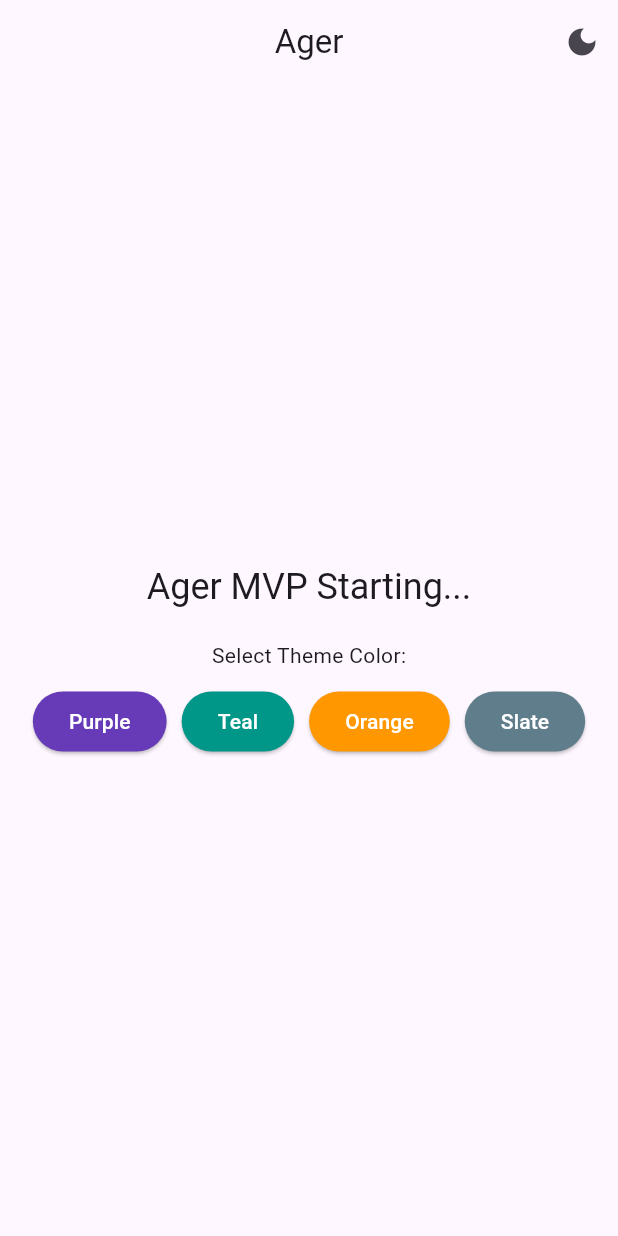
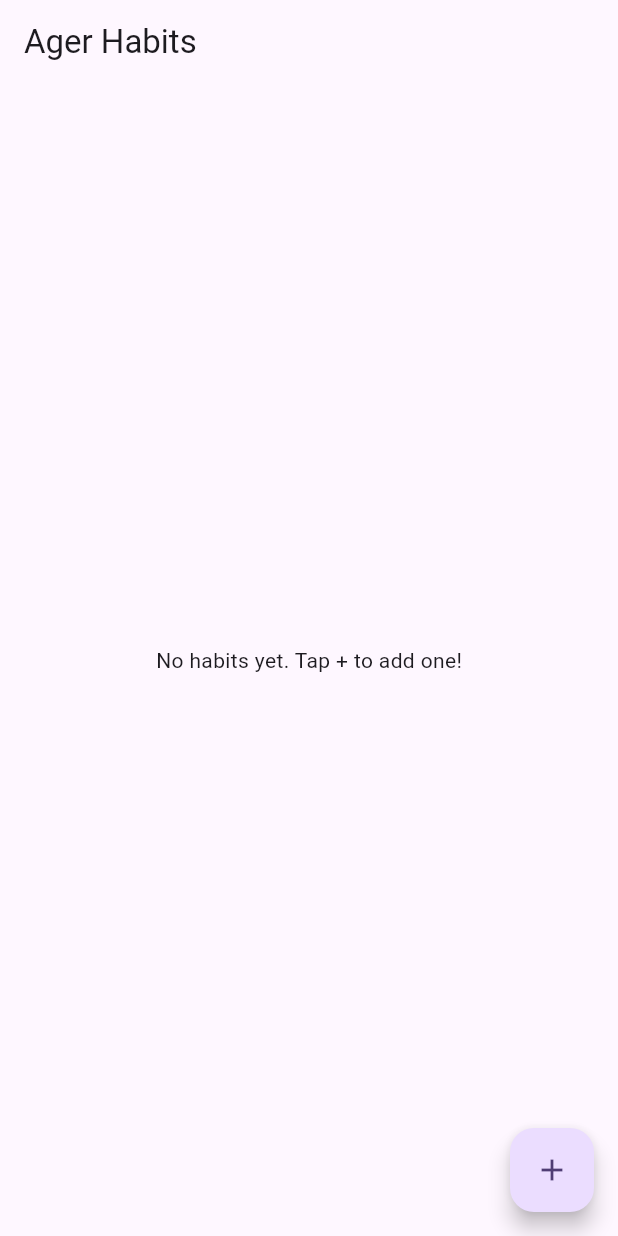
Before and after one commit to ayushprajapati207/Ager, a Flutter app: the screen it shows after launch, on a phone screen of 412 x 824 dp. Run offline on Flutter 3.47's test engine with Material 3 defaults, Android fonts, the phone set to English and light mode, and no system bars; our stand-ins replace shared_preferences.

Commit message:
implement habit tracker UI and connect data layer

```diff
--- /dev/null
+++ b/lib/data/habit_database.dart
@@ -0,0 +1,36 @@
+import 'dart:convert';
+import 'package:shared_preferences/shared_preferences.dart';
+import '../models/habit.dart';
+
+class HabitDatabase {
+  // This is the secret key we use to find our data on the phone
+  static const String _storageKey = 'ager_user_habits';
+
+  // 1. SAVE: Converts our List of Habits into a text string and saves it
+  Future<void> saveHabits(List<Habit> habits) async {
+    final prefs = await SharedPreferences.getInstance();
+
+    // Map each habit to JSON, then convert the whole list to a JSON string
+    final String habitsJson = jsonEncode(
+      habits.map((habit) => habit.toJson()).toList(),
+    );
+
+    // Save it to the phone!
+    await prefs.setString(_storageKey, habitsJson);
+  }
+
+  // 2. LOAD: Reads the text string from the phone and turns it back into Habits
+  Future<List<Habit>> loadHabits() async {
+    final prefs = await SharedPreferences.getInstance();
+    final String? savedData = prefs.getString(_storageKey);
+
+    // If it's the user's first time opening the app, return an empty list
+    if (savedData == null) {
+      return [];
+    }
+
+    // Otherwise, decode the text back into a list of Habit objects
+    final List<dynamic> decodedData = jsonDecode(savedData);
+    return decodedData.map((jsonMap) => Habit.fromJson(jsonMap)).toList();
+  }
+}
--- /dev/null
+++ b/lib/logic/habit_manager.dart
@@ -0,0 +1,53 @@
+import 'package:flutter/material.dart';
+import 'package:uuid/uuid.dart';
+import '../models/habit.dart';
+import '../data/habit_database.dart';
+
+class HabitManager extends ChangeNotifier {
+  final HabitDatabase _database = HabitDatabase();
+  List<Habit> _habits = [];
+
+  // This lets our UI read the habits, but not accidentally overwrite them
+  List<Habit> get habits => _habits;
+
+  // 1. LOAD: Fetch habits when the app opens and tell the UI to paint them
+  Future<void> loadHabits() async {
+    _habits = await _database.loadHabits();
+    notifyListeners(); // This magic command tells the screen to refresh!
+  }
+
+  // 2. ADD: Create a new habit, save it to the database, and refresh UI
+  Future<void> addHabit(String title) async {
+    final newHabit = Habit(
+      id: const Uuid().v4(), // Generates a unique, random ID
+      title: title,
+    );
+    _habits.add(newHabit);
+    await _database.saveHabits(_habits);
+    notifyListeners();
+  }
+
+  // 3. TOGGLE: Check or uncheck a habit for a specific day
+  Future<void> toggleHabitCompletion(String habitId, DateTime date) async {
+    // Find the exact habit the user tapped
+    final habitIndex = _habits.indexWhere((h) => h.id == habitId);
+    if (habitIndex != -1) {
+      final habit = _habits[habitIndex];
+
+      // Format the date to match our YYYY-MM-DD standard
+      final dateString =
+          "${date.year}-${date.month.toString().padLeft(2, '0')}-${date.day.toString().padLeft(2, '0')}";
+
+      // If it's already checked, uncheck it. Otherwise, check it.
+      if (habit.completedDays.contains(dateString)) {
+        habit.completedDays.remove(dateString);
+      } else {
+        habit.completedDays.add(dateString);
+      }
+
+      // Save the change and refresh the screen
+      await _database.saveHabits(_habits);
+      notifyListeners();
+    }
+  }
+}
--- a/lib/main.dart
+++ b/lib/main.dart
@@ -1,4 +1,5 @@
 import 'package:flutter/material.dart';
+import 'screens/home_screen.dart';
 
 void main() {
   runApp(const AgerApp());
@@ -43,7 +44,7 @@ class AgerApp extends StatelessWidget {
               ),
               // The mode is controlled by our ValueNotifier
               themeMode: currentMode,
-              home: const HomeShell(),
+              home: const HomeScreen(),
             );
           },
         );
@@ -51,73 +52,3 @@ class AgerApp extends StatelessWidget {
     );
   }
 }
-
-class HomeShell extends StatelessWidget {
-  const HomeShell({super.key});
-
-  @override
-  Widget build(BuildContext context) {
-    final isDark = Theme.of(context).brightness == Brightness.dark;
-
-    return Scaffold(
-      appBar: AppBar(
-        title: const Text('Ager'),
-        centerTitle: true,
-        actions: [
-          // A simple button to toggle between Light and Dark mode
-          IconButton(
-            icon: Icon(isDark ? Icons.light_mode : Icons.dark_mode),
-            onPressed: () {
-              themeNotifier.value = isDark ? ThemeMode.light : ThemeMode.dark;
-            },
-            tooltip: 'Toggle Theme',
-          ),
-        ],
-      ),
-      body: Center(
-        child: Column(
-          mainAxisAlignment: MainAxisAlignment.center,
-          children: [
-            Text(
-              'Ager MVP Starting...',
-              style: Theme.of(context).textTheme.headlineSmall,
-            ),
-            const SizedBox(height: 20),
-            const Text('Select Theme Color:'),
-            const SizedBox(height: 10),
-            Wrap(
-              spacing: 10,
-              children: [
-                _ColorButton(color: Colors.deepPurple, name: 'Purple'),
-                _ColorButton(color: Colors.teal, name: 'Teal'),
-                _ColorButton(color: Colors.orange, name: 'Orange'),
-                _ColorButton(color: Colors.blueGrey, name: 'Slate'),
-              ],
-            ),
-          ],
-        ),
-      ),
-    );
-  }
-}
-
-class _ColorButton extends StatelessWidget {
-  final Color color;
-  final String name;
-
-  const _ColorButton({required this.color, required this.name});
-
-  @override
-  Widget build(BuildContext context) {
-    return ElevatedButton(
-      style: ElevatedButton.styleFrom(
-        backgroundColor: color,
-        foregroundColor: Colors.white,
-      ),
-      onPressed: () {
-        colorNotifier.value = color;
-      },
-      child: Text(name),
-    );
-  }
-}
--- /dev/null
+++ b/lib/models/habit.dart
@@ -0,0 +1,24 @@
+class Habit {
+  final String id;
+  final String title;
+  final List<String> completedDays;
+
+  // The curly braces {} here are what allow us to use named parameters like "id:" and "title:"
+  Habit({required this.id, required this.title, List<String>? completedDays})
+    : completedDays =
+          completedDays ?? []; // Defaults to an empty list for new habits
+
+  // Translates the Habit into JSON text to save on the phone
+  Map<String, dynamic> toJson() {
+    return {'id': id, 'title': title, 'completedDays': completedDays};
+  }
+
+  // Translates the JSON text back into a Habit object when the app opens
+  factory Habit.fromJson(Map<String, dynamic> json) {
+    return Habit(
+      id: json['id'] as String,
+      title: json['title'] as String,
+      completedDays: List<String>.from(json['completedDays'] ?? []),
+    );
+  }
+}
--- /dev/null
+++ b/lib/screens/home_screen.dart
@@ -0,0 +1,107 @@
+import 'package:flutter/material.dart';
+import '../logic/habit_manager.dart';
+
+class HomeScreen extends StatefulWidget {
+  const HomeScreen({super.key});
+
+  @override
+  State<HomeScreen> createState() => _HomeScreenState();
+}
+
+class _HomeScreenState extends State<HomeScreen> {
+  // This connects this specific screen to our Brain
+  final HabitManager _habitManager = HabitManager();
+
+  @override
+  void initState() {
+    super.initState();
+    // Tells the Brain to load saved data from the phone when the app opens
+    _habitManager.loadHabits();
+  }
+
+  // A popup box to type in a new habit
+  void _showAddHabitDialog() {
+    final textController = TextEditingController();
+    showDialog(
+      context: context,
+      builder: (context) => AlertDialog(
+        title: const Text('Create New Habit'),
+        content: TextField(
+          controller: textController,
+          decoration: const InputDecoration(hintText: 'e.g., Read 10 pages'),
+          autofocus: true,
+        ),
+        actions: [
+          TextButton(
+            onPressed: () => Navigator.pop(context),
+            child: const Text('Cancel'),
+          ),
+          FilledButton(
+            onPressed: () {
+              if (textController.text.isNotEmpty) {
+                _habitManager.addHabit(textController.text); // Save it!
+                Navigator.pop(context); // Close the popup
+              }
+            },
+            child: const Text('Add'),
+          ),
+        ],
+      ),
+    );
+  }
+
+  @override
+  Widget build(BuildContext context) {
+    final today = DateTime.now();
+    final todayString =
+        "${today.year}-${today.month.toString().padLeft(2, '0')}-${today.day.toString().padLeft(2, '0')}";
+
+    return Scaffold(
+      appBar: AppBar(title: const Text('Ager Habits')),
+      // ListenableBuilder automatically repaints the screen when the Brain says notifyListeners()
+      body: ListenableBuilder(
+        listenable: _habitManager,
+        builder: (context, child) {
+          final habits = _habitManager.habits;
+
+          if (habits.isEmpty) {
+            return const Center(
+              child: Text('No habits yet. Tap + to add one!'),
+            );
+          }
+
+          return ListView.builder(
+            itemCount: habits.length,
+            itemBuilder: (context, index) {
+              final habit = habits[index];
+              final isCompletedToday = habit.completedDays.contains(
+                todayString,
+              );
+
+              return ListTile(
+                title: Text(
+                  habit.title,
+                  style: TextStyle(
+                    decoration: isCompletedToday
+                        ? TextDecoration.lineThrough
+                        : null,
+                  ),
+                ),
+                trailing: Checkbox(
+                  value: isCompletedToday,
+                  onChanged: (value) {
+                    _habitManager.toggleHabitCompletion(habit.id, today);
+                  },
+                ),
+              );
+            },
+          );
+        },
+      ),
+      floatingActionButton: FloatingActionButton(
+        onPressed: _showAddHabitDialog,
+        child: const Icon(Icons.add),
+      ),
+    );
+  }
+}
--- a/pubspec.yaml
+++ b/pubspec.yaml
@@ -34,6 +34,8 @@ dependencies:
   # The following adds the Cupertino Icons font to your application.
   # Use with the CupertinoIcons class for iOS style icons.
   cupertino_icons: ^1.0.8
+  shared_preferences: ^2.5.5
+  uuid: ^4.5.3
 
 dev_dependencies:
   flutter_test:
```
Also changed, not shown: pubspec.lock, 1 other file.
